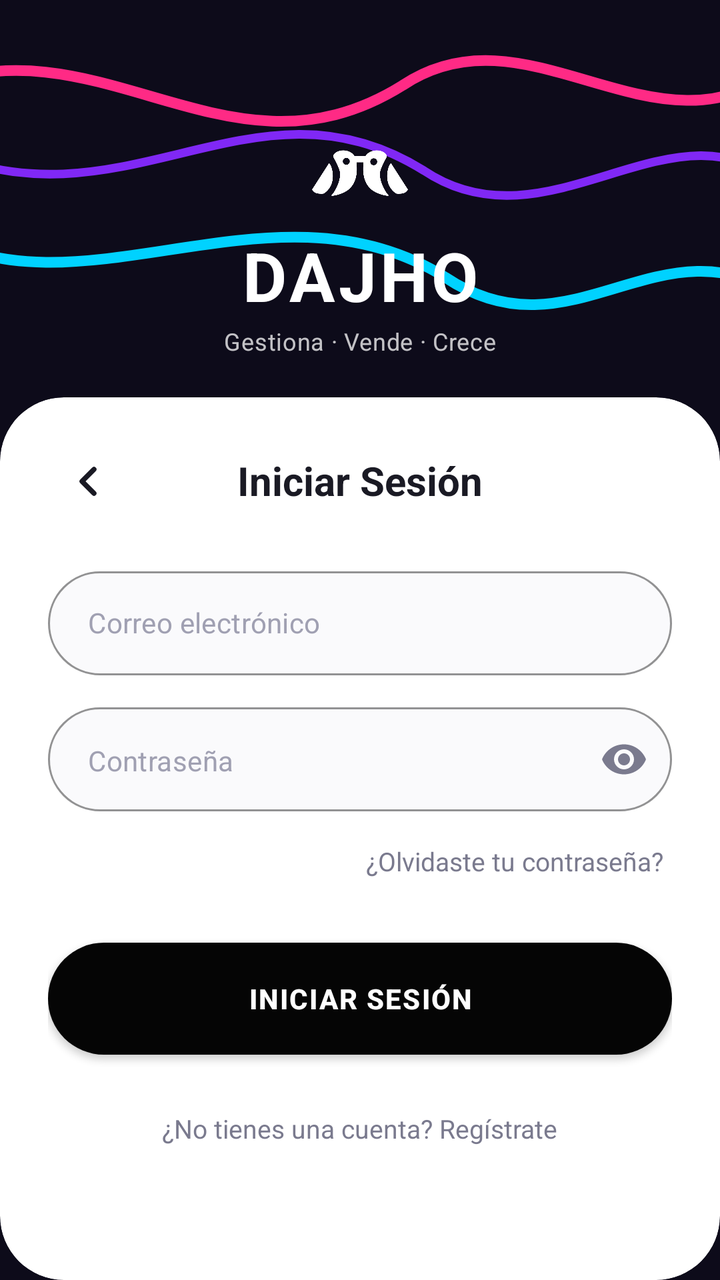
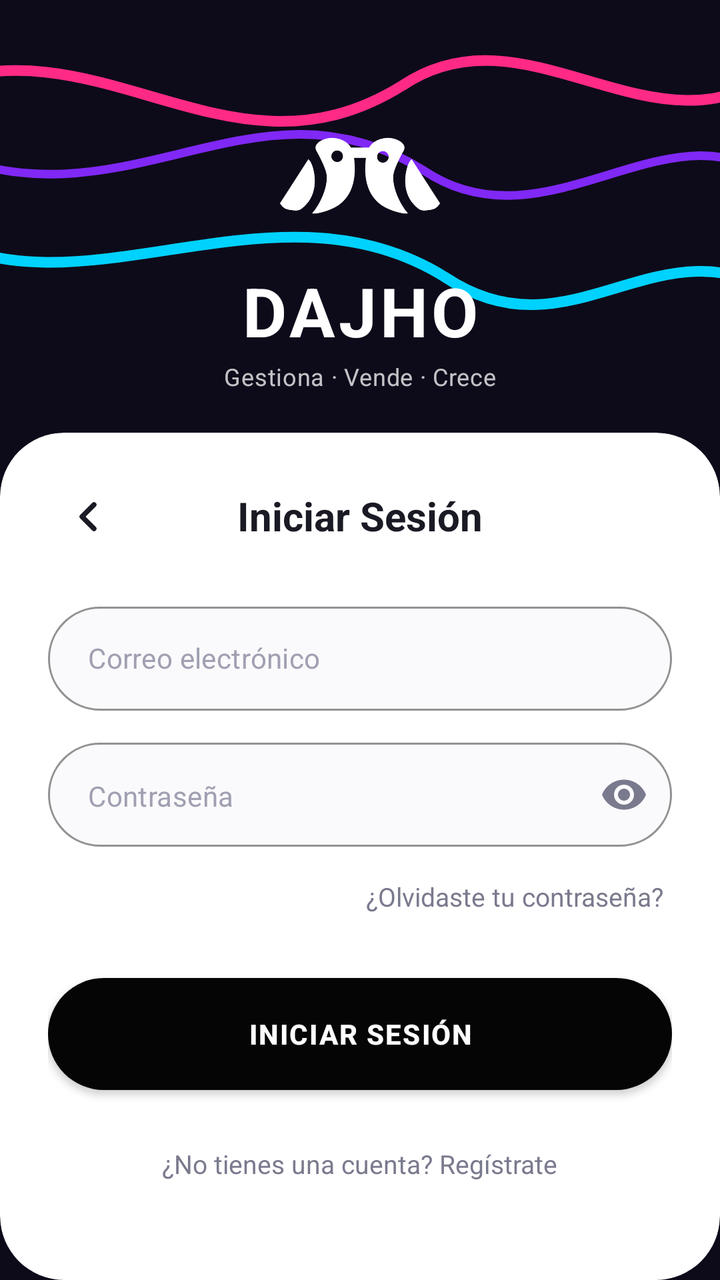

Two renders of the same Android screen: before a commit and after it. Below are the layout's source before the change and the commit's diff.
<!-- AndroidManifest.xml: application theme Theme.DAJHO -->
<!-- res/layout/activity_login.xml -->
<?xml version="1.0" encoding="utf-8"?>
<androidx.constraintlayout.widget.ConstraintLayout xmlns:android="http://schemas.android.com/apk/res/android"
    xmlns:app="http://schemas.android.com/apk/res-auto"
    xmlns:tools="http://schemas.android.com/tools"
    android:layout_width="match_parent"
    android:layout_height="match_parent"
    android:background="@color/dark_header_bg"
    tools:context=".LoginActivity">

    
    <ImageView
        android:id="@+id/ivHeaderBg"
        android:layout_width="0dp"
        android:layout_height="0dp"
        android:contentDescription="@string/header_graphic_desc"
        android:scaleType="centerCrop"
        android:src="@drawable/bg_banner_dark_graphic"
        app:layout_constraintEnd_toEndOf="parent"
        app:layout_constraintHeight_percent="0.40"
        app:layout_constraintStart_toStartOf="parent"
        app:layout_constraintTop_toTopOf="parent" />

    
    <LinearLayout
        android:id="@+id/llBrandContainer"
        android:layout_width="wrap_content"
        android:layout_height="wrap_content"
        android:gravity="center"
        android:orientation="vertical"
        app:layout_constraintBottom_toBottomOf="@id/ivHeaderBg"
        app:layout_constraintEnd_toEndOf="parent"
        app:layout_constraintStart_toStartOf="parent"
        app:layout_constraintTop_toTopOf="@id/ivHeaderBg"
        app:layout_constraintVertical_bias="0.45">

        <ImageView
            android:layout_width="48dp"
            android:layout_height="48dp"
            android:layout_marginBottom="4dp"
            android:contentDescription="@string/dajho_logo_desc"
            android:src="@drawable/ic_dajho_white" />

        <TextView
            android:layout_width="wrap_content"
            android:layout_height="wrap_content"
            android:letterSpacing="0.05"
            android:text="@string/dajho_brand"
            android:textColor="@color/white"
            android:textSize="34sp"
            android:textStyle="bold" />

        <TextView
            android:layout_width="wrap_content"
            android:layout_height="wrap_content"
            android:layout_marginTop="2dp"
            android:letterSpacing="0.02"
            android:text="@string/dajho_tagline"
            android:textColor="#C0FFFFFF"
            android:textSize="12sp" />
    </LinearLayout>

    
    <androidx.cardview.widget.CardView
        android:id="@+id/cardContainer"
        android:layout_width="0dp"
        android:layout_height="0dp"
        android:layout_marginTop="20dp"
        app:cardBackgroundColor="@color/white"
        app:cardCornerRadius="32dp"
        app:cardElevation="0dp"
        app:layout_constraintBottom_toBottomOf="parent"
        app:layout_constraintEnd_toEndOf="parent"
        app:layout_constraintStart_toStartOf="parent"
        app:layout_constraintTop_toBottomOf="@id/llBrandContainer">

        <ScrollView
            android:layout_width="match_parent"
            android:layout_height="match_parent"
            android:fillViewport="true"
            android:overScrollMode="never">

            <androidx.constraintlayout.widget.ConstraintLayout
                android:layout_width="match_parent"
                android:layout_height="wrap_content"
                android:paddingHorizontal="24dp"
                android:paddingTop="28dp"
                android:paddingBottom="24dp">

                
                <ImageView
                    android:id="@+id/btnBack"
                    android:layout_width="40dp"
                    android:layout_height="40dp"
                    android:background="?attr/selectableItemBackgroundBorderless"
                    android:contentDescription="@string/back_desc"
                    android:padding="8dp"
                    android:src="@drawable/ic_arrow_back"
                    app:layout_constraintBottom_toBottomOf="@id/tvTitleLogin"
                    app:layout_constraintStart_toStartOf="parent"
                    app:layout_constraintTop_toTopOf="@id/tvTitleLogin" />

                
                <TextView
                    android:id="@+id/tvTitleLogin"
                    android:layout_width="wrap_content"
                    android:layout_height="wrap_content"
                    android:text="@string/title_login"
                    android:textColor="@color/text_primary"
                    android:textSize="20sp"
                    android:textStyle="bold"
                    app:layout_constraintEnd_toEndOf="parent"
                    app:layout_constraintStart_toStartOf="parent"
                    app:layout_constraintTop_toTopOf="parent" />

                
                <com.google.android.material.textfield.TextInputLayout
                    android:id="@+id/tilEmail"
                    style="@style/PillTextInputLayout"
                    android:layout_width="0dp"
                    android:layout_height="wrap_content"
                    android:layout_marginTop="32dp"
                    app:hintEnabled="false"
                    app:layout_constraintEnd_toEndOf="parent"
                    app:layout_constraintStart_toStartOf="parent"
                    app:layout_constraintTop_toBottomOf="@id/tvTitleLogin">

                    <com.google.android.material.textfield.TextInputEditText
                        android:id="@+id/etEmail"
                        android:layout_width="match_parent"
                        android:layout_height="52dp"
                        android:background="@null"
                        android:hint="@string/hint_email"
                        android:inputType="textEmailAddress"
                        android:paddingHorizontal="20dp"
                        android:textColor="@color/text_primary"
                        android:textColorHint="@color/text_hint"
                        android:textSize="14sp" />
                </com.google.android.material.textfield.TextInputLayout>

                
                <com.google.android.material.textfield.TextInputLayout
                    android:id="@+id/tilPassword"
                    style="@style/PillTextInputLayout"
                    android:layout_width="0dp"
                    android:layout_height="wrap_content"
                    android:layout_marginTop="16dp"
                    app:hintEnabled="false"
                    app:layout_constraintEnd_toEndOf="parent"
                    app:layout_constraintStart_toStartOf="parent"
                    app:layout_constraintTop_toBottomOf="@id/tilEmail"
                    app:passwordToggleEnabled="true"
                    app:passwordToggleTint="@color/text_secondary">

                    <com.google.android.material.textfield.TextInputEditText
                        android:id="@+id/etPassword"
                        android:layout_width="match_parent"
                        android:layout_height="52dp"
                        android:background="@null"
                        android:hint="@string/hint_password"
                        android:inputType="textPassword"
                        android:paddingHorizontal="20dp"
                        android:textColor="@color/text_primary"
                        android:textColorHint="@color/text_hint"
                        android:textSize="14sp" />
                </com.google.android.material.textfield.TextInputLayout>

                
                <TextView
                    android:id="@+id/tvForgotPassword"
                    android:layout_width="wrap_content"
                    android:layout_height="wrap_content"
                    android:layout_marginTop="12dp"
                    android:padding="4dp"
                    android:text="@string/forgot_password"
                    android:textColor="@color/text_secondary"
                    android:textSize="13sp"
                    app:layout_constraintEnd_toEndOf="parent"
                    app:layout_constraintTop_toBottomOf="@id/tilPassword" />

                
                <androidx.appcompat.widget.AppCompatButton
                    android:id="@+id/btnLogin"
                    android:layout_width="0dp"
                    android:layout_height="56dp"
                    android:layout_marginTop="28dp"
                    android:background="@drawable/bg_pill_black"
                    android:letterSpacing="0.05"
                    android:text="@string/btn_login"
                    android:textColor="@color/white"
                    android:textSize="14sp"
                    android:textStyle="bold"
                    app:layout_constraintEnd_toEndOf="parent"
                    app:layout_constraintStart_toStartOf="parent"
                    app:layout_constraintTop_toBottomOf="@id/tvForgotPassword" />

                
                <TextView
                    android:id="@+id/tvSignUpLink"
                    android:layout_width="wrap_content"
                    android:layout_height="wrap_content"
                    android:layout_marginTop="20dp"
                    android:padding="8dp"
                    android:text="@string/dont_have_account"
                    android:textColor="@color/text_secondary"
                    android:textSize="13sp"
                    app:layout_constraintEnd_toEndOf="parent"
                    app:layout_constraintStart_toStartOf="parent"
                    app:layout_constraintTop_toBottomOf="@id/btnLogin" />

            </androidx.constraintlayout.widget.ConstraintLayout>

        </ScrollView>

    </androidx.cardview.widget.CardView>

</androidx.constraintlayout.widget.ConstraintLayout>
<!-- resources referenced by this layout -->
<resources>
  <color name="dark_header_bg">#0D0B1A</color>
  <color name="text_hint">#A0A0B2</color>
  <color name="text_primary">#1A1A24</color>
  <color name="text_secondary">#7A7A8E</color>
  <color name="white">#FFFFFFFF</color>
  <!-- drawable bg_pill_black (drawable) -->
  <?xml version="1.0" encoding="utf-8"?>
  <ripple xmlns:android="http://schemas.android.com/apk/res/android"
      android:color="#33FFFFFF">
      <item>
          <shape android:shape="rectangle">
              <solid android:color="@color/btn_black" />
              <corners android:radius="28dp" />
          </shape>
      </item>
  </ripple>
  <!-- drawable ic_arrow_back (drawable) -->
  <?xml version="1.0" encoding="utf-8"?>
  <vector xmlns:android="http://schemas.android.com/apk/res/android"
      android:width="24dp"
      android:height="24dp"
      android:viewportWidth="24"
      android:viewportHeight="24">
      <path
          android:fillColor="#00000000"
          android:pathData="M15,18L9,12L15,6"
          android:strokeColor="#1A1A24"
          android:strokeWidth="2.5"
          android:strokeLineCap="round"
          android:strokeLineJoin="round" />
  </vector>
  <string name="back_desc">Volver</string>
  <string name="btn_login">INICIAR SESIÓN</string>
  <string name="dajho_brand">DAJHO</string>
  <string name="dajho_logo_desc">Logo de DAJHO</string>
  <string name="dajho_tagline">Gestiona · Vende · Crece</string>
  <string name="dont_have_account">¿No tienes una cuenta? Regístrate</string>
  <string name="forgot_password">¿Olvidaste tu contraseña?</string>
  <string name="header_graphic_desc">Gráfico de encabezado</string>
  <string name="hint_email">Correo electrónico</string>
  <string name="hint_password">Contraseña</string>
  <string name="title_login">Iniciar Sesión</string>
  <style name="PillTextInputLayout" parent="Widget.MaterialComponents.TextInputLayout.OutlinedBox">
          <item name="boxCornerRadiusTopStart">28dp</item>
          <item name="boxCornerRadiusTopEnd">28dp</item>
          <item name="boxCornerRadiusBottomStart">28dp</item>
          <item name="boxCornerRadiusBottomEnd">28dp</item>
          <item name="boxStrokeColor">@color/input_border</item>
          <item name="boxStrokeWidth">1dp</item>
          <item name="boxBackgroundColor">@color/input_bg</item>
          <item name="hintTextColor">@color/text_hint</item>
          <item name="android:textColorHint">@color/text_hint</item>
      </style>
  <style name="Theme.DAJHO" parent="Base.Theme.DAJHO" />
  <color name="btn_black">#050505</color>
  <color name="input_border">#E2E4EC</color>
  <color name="input_bg">#FAFAFC</color>
  <style name="Base.Theme.DAJHO" parent="Theme.Material3.DayNight.NoActionBar">
          <item name="colorPrimary">@color/purple_primary</item>
          <item name="colorSecondary">@color/pink_accent</item>
          <item name="android:statusBarColor">@color/dark_header_bg</item>
          <item name="android:windowLightStatusBar">false</item>
      </style>
  <color name="purple_primary">#8028F5</color>
  <color name="pink_accent">#FF2A85</color>
  <!-- unchanged entries left out for length: 2 -->
</resources>

<!-- the commit's change to res/layout/activity_login.xml (unified diff, before → after) -->
@@ -34,8 +34,8 @@
         app:layout_constraintVertical_bias="0.45">
 
         <ImageView
-            android:layout_width="48dp"
-            android:layout_height="48dp"
+            android:layout_width="80dp"
+            android:layout_height="80dp"
             android:layout_marginBottom="4dp"
             android:contentDescription="@string/dajho_logo_desc"
             android:src="@drawable/ic_dajho_white" />
